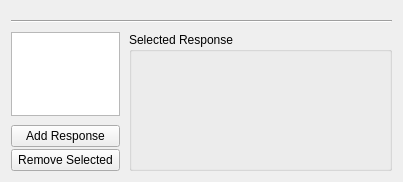
First picture: the form in frcpredict/ui/input/fluorophore/fluorophore_settings_w.ui, repository Bodeeen/Resolution_prediction_software, before the edit.
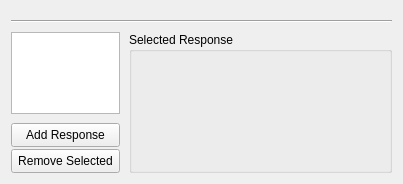
Second picture: the form after the edit. Custom widgets are drawn as their Qt base class.

```diff
--- a/frcpredict/ui/input/fluorophore/fluorophore_settings_w.ui
+++ b/frcpredict/ui/input/fluorophore/fluorophore_settings_w.ui
@@ -7,7 +7,7 @@
     <x>0</x>
     <y>0</y>
     <width>403</width>
-    <height>182</height>
+    <height>184</height>
    </rect>
   </property>
   <property name="windowTitle">
@@ -57,6 +57,12 @@
          </property>
          <item>
           <widget class="QPushButton" name="btnAddResponse">
+           <property name="minimumSize">
+            <size>
+             <width>0</width>
+             <height>24</height>
+            </size>
+           </property>
            <property name="text">
             <string>Add Response</string>
            </property>
@@ -64,6 +70,12 @@
          </item>
          <item>
           <widget class="QPushButton" name="btnRemoveResponse">
+           <property name="minimumSize">
+            <size>
+             <width>0</width>
+             <height>24</height>
+            </size>
+           </property>
            <property name="text">
             <string>Remove Selected</string>
            </property>
```
